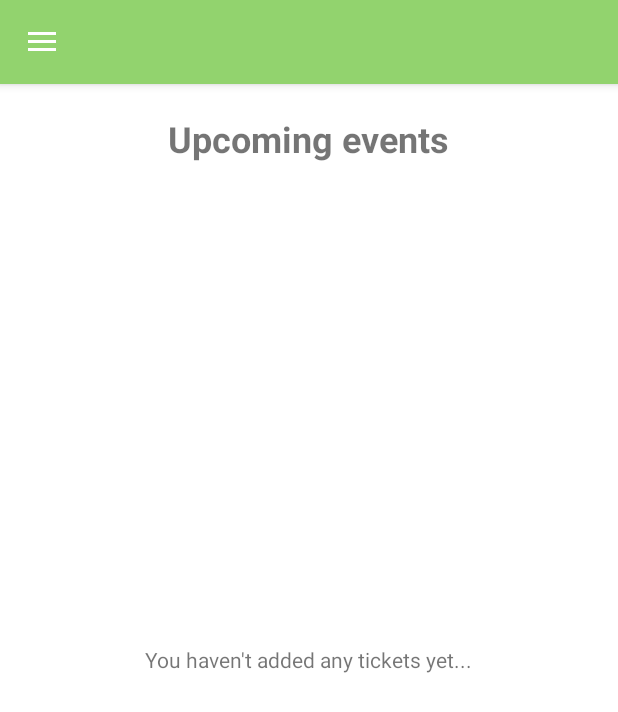
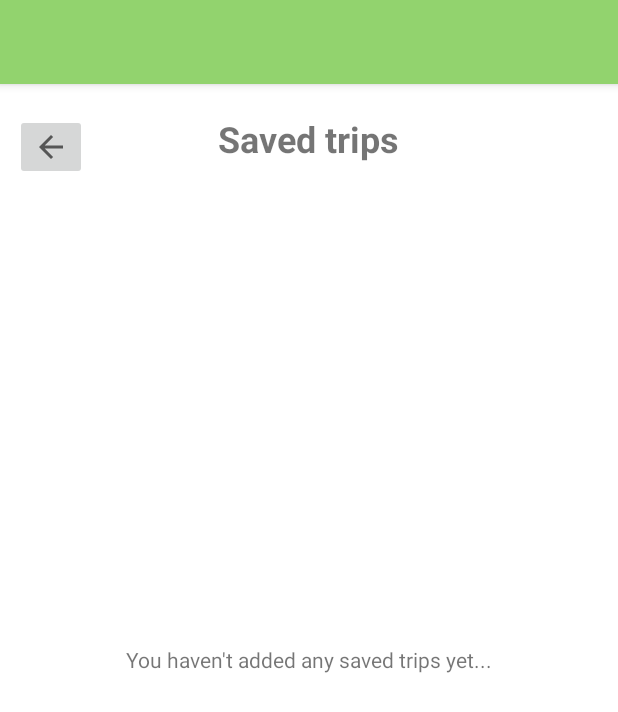
Before and after one commit to mochibocchi/OlympiNaV, an Android app built with Jetpack Compose: the screen it shows after launch (MainActivity before the commit, SavedTripsActivity after it), in the side drawer, after a tap on "Saved Trips", on a phone screen of 412 x 824 dp. Shown: the top 712 px of the screen. Run offline under Robolectric (Android 15) with nearby library versions, the phone set to English and light mode, and no system bars.

Commit message:
Added saved trips activity + QR code activity

```diff
--- a/app/src/main/AndroidManifest.xml
+++ b/app/src/main/AndroidManifest.xml
@@ -13,6 +13,12 @@
         android:theme="@style/Theme.OlympiNav"
         tools:targetApi="31">
         <activity
+            android:name=".SavedTripsActivity"
+            android:exported="false" />
+        <activity
+            android:name=".ScanQRCodeActivity"
+            android:exported="false" />
+        <activity
             android:name=".MainActivity"
             android:exported="true">
             <intent-filter>
--- a/app/src/main/java/com/example/olympinav/MainActivity.java
+++ b/app/src/main/java/com/example/olympinav/MainActivity.java
@@ -45,7 +45,7 @@ public class MainActivity extends AppCompatActivity implements NavigationView.On
             startActivity(intent);
         }
         else if (itemId == R.id.nav_saved_trips) {
-            Intent intent = new Intent(this, MainActivity.class);
+            Intent intent = new Intent(this, SavedTripsActivity.class);
             startActivity(intent);
         }
 
--- /dev/null
+++ b/app/src/main/java/com/example/olympinav/SavedTripsActivity.java
@@ -0,0 +1,32 @@
+package com.example.olympinav;
+
+import androidx.appcompat.app.AppCompatActivity;
+
+import android.content.Intent;
+import android.media.Image;
+import android.os.Bundle;
+import android.view.View;
+import android.widget.Button;
+import android.widget.ImageButton;
+import android.widget.Toast;
+
+public class SavedTripsActivity extends AppCompatActivity {
+
+    @Override
+    protected void onCreate(Bundle savedInstanceState) {
+        super.onCreate(savedInstanceState);
+        setContentView(R.layout.activity_saved_trips);
+
+        // Find the button by its ID
+        ImageButton toastButton = findViewById(R.id.backButton);
+
+        // Set an OnClickListener for the button
+        toastButton.setOnClickListener(new View.OnClickListener() {
+            @Override
+            public void onClick(View view) {
+                finish();
+            }
+        });
+    }
+
+}
--- /dev/null
+++ b/app/src/main/res/layout/activity_saved_trips.xml
@@ -0,0 +1,60 @@
+<?xml version="1.0" encoding="utf-8"?>
+<androidx.drawerlayout.widget.DrawerLayout
+    xmlns:android="http://schemas.android.com/apk/res/android"
+    xmlns:app="http://schemas.android.com/apk/res-auto"
+    xmlns:tools="http://schemas.android.com/tools"
+    android:layout_width="match_parent"
+    android:layout_height="match_parent"
+    android:id="@+id/drawer_layout"
+    android:fitsSystemWindows="true"
+    tools:openDrawer="start"
+    tools:context=".MainActivity">
+
+    <LinearLayout
+        android:layout_width="match_parent"
+        android:layout_height="match_parent"
+        android:orientation="vertical">
+
+        <androidx.appcompat.widget.Toolbar
+            android:layout_width="match_parent"
+            android:layout_height="56dp"
+            android:id="@+id/toolbar"
+            android:elevation="4dp"
+            android:background="@color/main_colour"
+            android:theme="@style/ThemeOverlay.AppCompat.Dark.ActionBar"
+            android:popupTheme="@style/ThemeOverlay.AppCompat.Light"/>
+
+        <FrameLayout
+            android:id="@+id/fragment_container"
+            android:layout_width="match_parent"
+            android:layout_height="match_parent">
+            <TextView
+                android:layout_width="wrap_content"
+                android:layout_height="wrap_content"
+                android:text="Saved trips"
+                android:textStyle="bold"
+                android:layout_gravity="center|top"
+
+                android:textSize="@dimen/main_heading_size"
+                android:paddingTop="@dimen/main_heading_padding_top"/>
+
+            <TextView
+                android:layout_width="wrap_content"
+                android:layout_height="wrap_content"
+                android:text="You haven't added any saved trips yet..."
+                android:layout_gravity="center" />
+
+            <ImageButton
+                android:id="@+id/backButton"
+                android:layout_width="wrap_content"
+                android:layout_height="wrap_content"
+                android:layout_marginTop="@dimen/back_button_margin_top"
+                android:layout_marginLeft="@dimen/back_button_margin_left"
+                app:srcCompat="?attr/homeAsUpIndicator"/>
+        </FrameLayout>
+
+
+    </LinearLayout>
+
+
+</androidx.drawerlayout.widget.DrawerLayout>
--- a/app/src/main/res/values/dimens.xml
+++ b/app/src/main/res/values/dimens.xml
@@ -2,5 +2,7 @@
 <resources>
     <dimen name="main_heading_size">24sp</dimen>
     <dimen name="main_heading_padding_top">20dp</dimen>
+    <dimen name="back_button_margin_top">@dimen/main_heading_padding_top</dimen>
+    <dimen name="back_button_margin_left">10dp</dimen>
 
 </resources>
--- a/app/src/main/res/values/themes.xml
+++ b/app/src/main/res/values/themes.xml
@@ -20,6 +20,5 @@
     </style>
 
     <!-- Base application theme. -->
-    <style name="Base.Theme.OlympiNav" parent="Theme.Material3.DayNight.NoActionBar">
-    </style>
+    <style name="Base.Theme.OlympiNav" parent="Theme.Material3.DayNight.NoActionBar"></style>
 </resources>
```
Also changed, not shown: app/src/main/java/com/example/olympinav/ScanQRCodeActivity.java (added, +14 -0 lines), app/src/main/java/com/example/olympinav/ui/theme/Color.kt (added, +11 -0 lines), app/src/main/java/com/example/olympinav/ui/theme/Theme.kt (added, +70 -0 lines), app/src/main/java/com/example/olympinav/ui/theme/Type.kt (added, +34 -0 lines), app/src/main/res/layout/activity_scan_qrcode.xml (added, +9 -0 lines).
